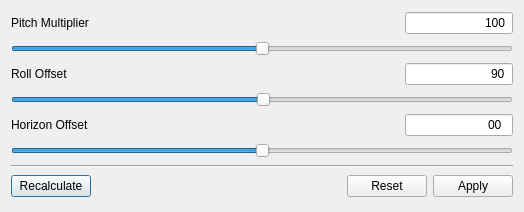
Qt form qtsrc/eyeplus/parameterDialog.ui (starshine-bcit/eyeplus) before a commit.
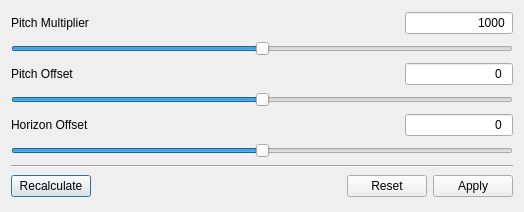
The same form after that commit. Icons and pictures are not drawn.

Commit message: Further refine algorithm for pitch, roll, and horizon Adjust database schema (requires rebuild) Change Roll_Offset to Pitch_Offset

Patch:
```diff
--- a/qtsrc/eyeplus/parameterDialog.ui
+++ b/qtsrc/eyeplus/parameterDialog.ui
@@ -39,10 +39,10 @@
      <item>
       <widget class="QLineEdit" name="lineEditPitchMulti">
        <property name="inputMask">
-        <string>0000</string>
+        <string>#0000</string>
        </property>
        <property name="text">
-        <string>100</string>
+        <string>1000</string>
        </property>
        <property name="alignment">
         <set>Qt::AlignRight|Qt::AlignTrailing|Qt::AlignVCenter</set>
@@ -72,7 +72,7 @@
      <item>
       <widget class="QLabel" name="labelRollOffset">
        <property name="text">
-        <string>Roll Offset</string>
+        <string>Pitch Offset</string>
        </property>
       </widget>
      </item>
@@ -92,10 +92,10 @@
      <item>
       <widget class="QLineEdit" name="lineEditRollOffset">
        <property name="inputMask">
-        <string>009</string>
+        <string>#09</string>
        </property>
        <property name="text">
-        <string>90</string>
+        <string>0</string>
        </property>
        <property name="alignment">
         <set>Qt::AlignRight|Qt::AlignTrailing|Qt::AlignVCenter</set>
@@ -107,16 +107,16 @@
    <item>
     <widget class="QSlider" name="horizontalSliderRollOffset">
      <property name="minimum">
-      <number>0</number>
+      <number>-30</number>
      </property>
      <property name="maximum">
-      <number>179</number>
+      <number>30</number>
      </property>
      <property name="value">
-      <number>90</number>
+      <number>0</number>
      </property>
      <property name="sliderPosition">
-      <number>90</number>
+      <number>0</number>
      </property>
      <property name="orientation">
       <enum>Qt::Horizontal</enum>
@@ -148,10 +148,10 @@
      <item>
       <widget class="QLineEdit" name="lineEditHorizonFuzzy">
        <property name="inputMask">
-        <string extracomment="0">#000</string>
+        <string extracomment="0">#09</string>
        </property>
        <property name="text">
-        <string>00</string>
+        <string>0</string>
        </property>
        <property name="alignment">
         <set>Qt::AlignRight|Qt::AlignTrailing|Qt::AlignVCenter</set>
```
Left out of the diff: 16 changed lines with no effect on the pictures. The commit also changes 7 other files.
